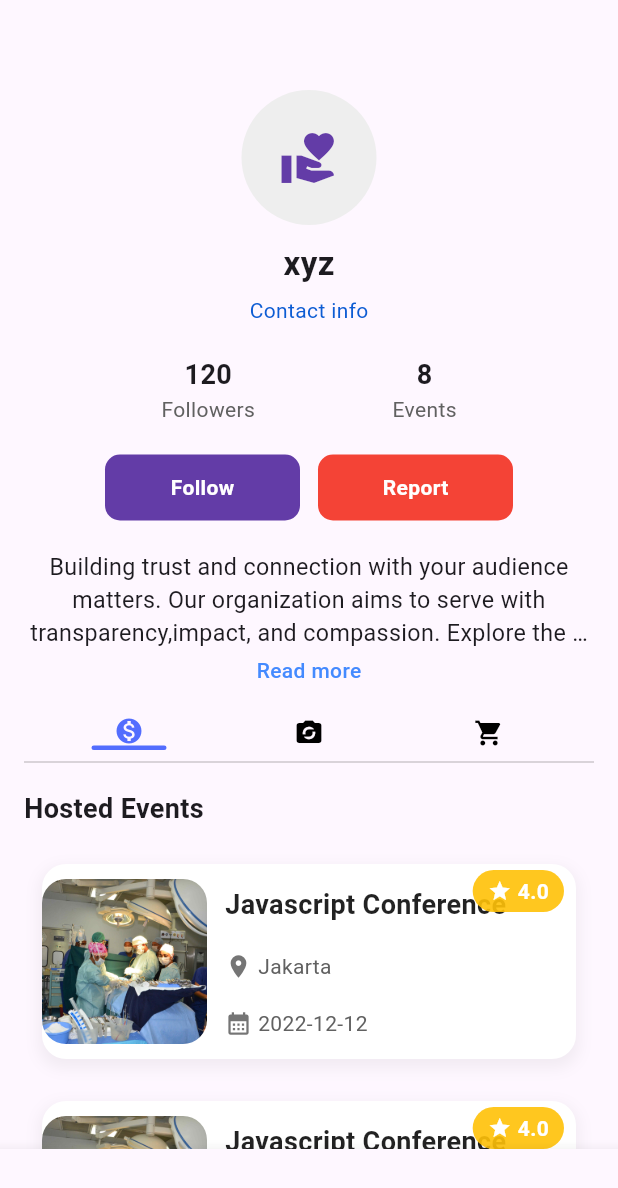
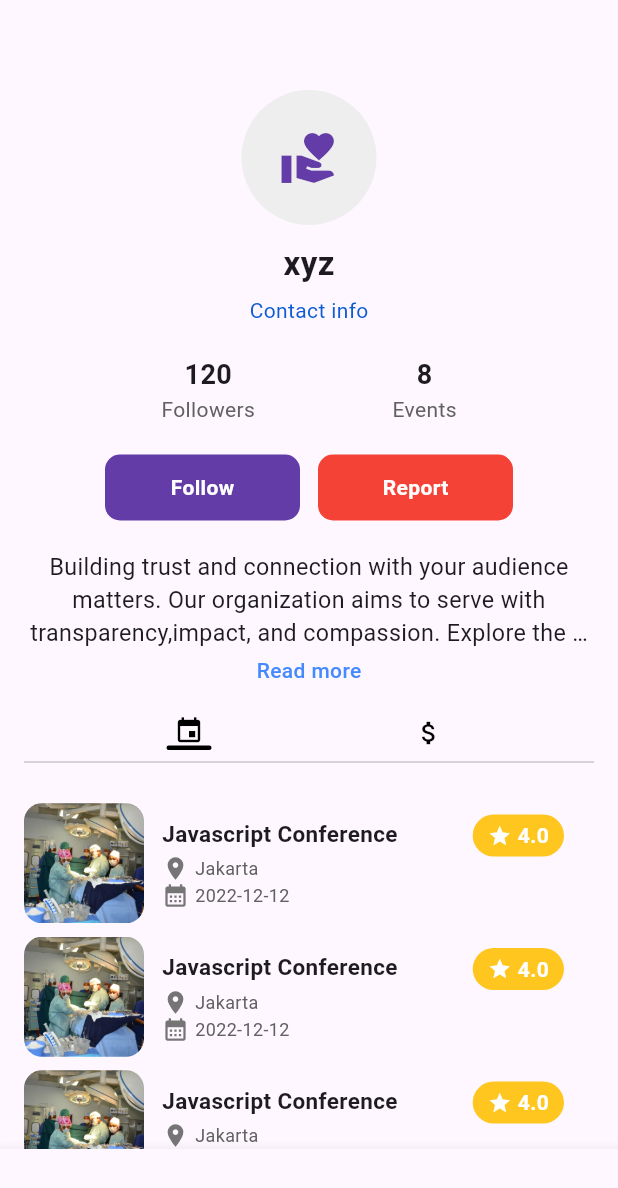
Before and after one commit to mahi23jj/CharityConnect-app-Frontend, a Flutter app: the screen it shows after launch, item 2 of the bottom bar chosen, on a phone screen of 412 x 824 dp. Shown: the top 1188 px of the screen. Run offline on Flutter 3.47's test engine with Material 3 defaults, Android fonts, the phone set to English and light mode, and no system bars; our stand-ins replace flutter_bloc, go_router; network calls fail.

```diff
--- a/lib/Campain/view/screen/CampainListPage.dart
+++ b/lib/Campain/view/screen/CampainListPage.dart
@@ -98,13 +98,13 @@ class CampaignListPage extends StatelessWidget {
                       onTap: () => Navigator.push(
                           context,
                           MaterialPageRoute(
-                              builder: (context) => Donationdetail())),
+                              builder: (context) => DonationDetail())),
                       child: Donationlist(
                         title: item['title'],
                         amount: item['amount'],
                         image: item['image'],
                         author: item['author'],
-                        date: item['date'],
+                        date: item['daysLeft'],
                         progress: item['progress'],
                       ),
                     );
--- /dev/null
+++ b/lib/Charity/Viewmodel/Bloc/charitybloc.dart
@@ -0,0 +1,11 @@
+import 'package:flutter_bloc/flutter_bloc.dart';
+import 'package:travel/Charity/Viewmodel/Event/charityevent.dart';
+import 'package:travel/Charity/Viewmodel/state/charitystate.dart';
+
+class CharityBloc extends Bloc<Charityevent, Charitystate> {
+  CharityBloc() : super(Charityinitial()) {
+    on<tap>((event, emit) async {
+      emit(Catagorytap(event.currentidx));
+    });
+  }
+}
--- /dev/null
+++ b/lib/Charity/Viewmodel/Event/charityevent.dart
@@ -0,0 +1,6 @@
+abstract class Charityevent {}
+
+class tap extends Charityevent {
+  int currentidx;
+  tap(this.currentidx);
+}
--- /dev/null
+++ b/lib/Charity/Viewmodel/state/charitystate.dart
@@ -0,0 +1,12 @@
+abstract class Charitystate {}
+
+class Charityinitial extends Charitystate {}
+
+class Catagorytap extends Charitystate {
+  final int index;
+  Catagorytap(this.index);
+}
+
+class Charityloading extends Charitystate {}
+
+class Charitysuccess extends Charitystate {}
--- a/lib/Charity/view/Screen/Charitydetail.dart
+++ b/lib/Charity/view/Screen/Charitydetail.dart
@@ -1,7 +1,9 @@
 //
 import 'package:flutter/material.dart';
 import 'package:travel/Charity/view/Widiget/Eventcard.dart';
+import 'package:travel/Charity/view/Widiget/charitytap.dart';
 import 'package:travel/Charity/view/Widiget/contact.dart';
+import 'package:travel/Charity/view/Widiget/donationcard.dart';
 import 'package:travel/Event/view/screen/event_detail.dart';
 import 'package:travel/base_Data/Widget/text.dart';
 import 'package:travel/base_Data/customize.dart';
@@ -20,6 +22,7 @@ class _CharitydetailState extends State<Charitydetail> {
   final email = 'Contact info';
   final donate = 120;
   final volunter = 8;
+  int currentidx = 0;
 
   // Row(
   void showSocialMediaDialog(BuildContext context) {
@@ -30,7 +33,6 @@ class _CharitydetailState extends State<Charitydetail> {
         return Dialog(
           shape:
               RoundedRectangleBorder(borderRadius: BorderRadius.circular(25)),
-
           child: Padding(
             padding: const EdgeInsets.all(16),
             child: Column(
@@ -49,15 +51,14 @@ class _CharitydetailState extends State<Charitydetail> {
                 const Text(
                   'Social Media',
                   style: TextStyle(
-                      fontSize: 20,
-                      fontWeight: FontWeight.bold,
-                      ),
+                    fontSize: 20,
+                    fontWeight: FontWeight.bold,
+                  ),
                 ),
                 const SizedBox(height: 20),
 
                 // Social List
                 ...[
-
                   buildSocialItem(icon: Icons.phone, title: "Phone Number"),
                   buildSocialItem(icon: Icons.facebook, title: "Facebook"),
                   buildSocialItem(icon: Icons.camera_alt, title: "Instagram"),
@@ -75,6 +76,51 @@ class _CharitydetailState extends State<Charitydetail> {
 
   @override
   Widget build(BuildContext context) {
+    Widget body;
+
+    if (currentidx == 0) {
+      body = Column(
+        crossAxisAlignment: CrossAxisAlignment.start,
+        children: [
+          const Align(
+            alignment: Alignment.centerLeft,
+            child: Text(
+              "Hosted Events",
+              style: TextStyle(fontWeight: FontWeight.bold, fontSize: 18),
+            ),
+          ),
+          const SizedBox(height: 10),
+          Column(
+            children: List.generate(
+              4,
+              (index) => Padding(
+                padding: const EdgeInsets.symmetric(vertical: 6.0),
+                child: GestureDetector(
+                  onTap: () => Navigator.push(
+                    context,
+                    MaterialPageRoute(builder: (context) => EventDetail()),
+                  ),
+                  child: Eventcard(
+                    image: 'asset/images/project.jpg',
+                    eventname: 'Javascript Conference',
+                    eventdate: '2022-12-12',
+                    eventlocation: 'Jakarta',
+                  ),
+                ),
+              ),
+            ),
+          ),
+        ],
+      );
+    } else if (currentidx == 1) {
+      body = Donationcard(
+        eventname: 'For building a house',
+        eventdate: '2022-12-12',
+        eventlocation: 'Addis Ababa',
+      );
+    } else {
+      body = const SizedBox(); // fallback or loading
+    }
     return Scaffold(
       // appBar: AppBar(
       //   backgroundColor: Colors.white,
@@ -152,42 +198,14 @@ class _CharitydetailState extends State<Charitydetail> {
 
             const SizedBox(height: 20),
 
+            // CircleAvatar(
+
+            //   child: Image.asset("assets/images/charity.png"),)
+
             // Tabs
-            ProfileTab(
-              currentidx: 0,
-              onchange: (idx) {},
-            ),
-
-            const Divider(color: Color.fromARGB(50, 0, 0, 0)),
-
-            const SizedBox(height: 10),
+            Charitytap(),
 
             // Event List
-            Align(
-              alignment: Alignment.centerLeft,
-              child: Text("Hosted Events",
-                  style: TextStyle(fontWeight: FontWeight.bold, fontSize: 18)),
-            ),
-            const SizedBox(height: 10),
-
-            Column(
-              children: List.generate(
-                4,
-                (index) => Padding(
-                  padding: const EdgeInsets.symmetric(vertical: 6.0),
-                  child: GestureDetector(
-                    onTap: () => Navigator.push(context,
-                        MaterialPageRoute(builder: (context) => EventDetail())),
-                    child: Eventcard(
-                      image: 'asset/images/project.jpg',
-                      eventname: 'Javascript Conference',
-                      eventdate: '2022-12-12',
-                      eventlocation: 'Jakarta',
-                    ),
-                  ),
-                ),
-              ),
-            )
           ],
         ),
       ),
--- a/lib/Charity/view/Widiget/Eventcard.dart
+++ b/lib/Charity/view/Widiget/Eventcard.dart
@@ -17,29 +17,30 @@ class Eventcard extends StatelessWidget {
   Widget build(BuildContext context) {
     return  Stack(
   children: [
-    Container(
-      height: 130,
-      margin: const EdgeInsets.symmetric(vertical: 8, horizontal: 12),
-      decoration: BoxDecoration(
-        color: Colors.white,
-        borderRadius: BorderRadius.circular(16),
-        boxShadow: [
-          BoxShadow(
-            color: Colors.black.withOpacity(0.05),
-            spreadRadius: 2,
-            blurRadius: 8,
-            offset: Offset(0, 4),
-          ),
-        ],
-      ),
-      child: Row(
+    // Container(
+    //   // height: 130,
+    //   margin: const EdgeInsets.symmetric(vertical: , horizontal: 12),
+    //   decoration: BoxDecoration(
+
+    //     borderRadius: BorderRadius.circular(16),
+    //     // boxShadow: [
+    //     //   BoxShadow(
+    //     //     color: Colors.black.withOpacity(0.05),
+    //     //     spreadRadius: 2,
+    //     //     blurRadius: 8,
+    //     //     offset: Offset(0, 4),
+    //     //   ),
+    //     // ],
+    //   ),
+      // child:
+       Row(
         children: [
-          ClipRRect(
-            borderRadius: BorderRadius.circular(16),
+           ClipRRect(
+            borderRadius: BorderRadius.circular(12),
             child: Image.asset(
               image,
-              height: 110,
-              width: 110,
+              height: 80,
+              width: 80,
               fit: BoxFit.cover,
             ),
           ),
@@ -51,21 +52,24 @@ class Eventcard extends StatelessWidget {
                 crossAxisAlignment: CrossAxisAlignment.start,
                 mainAxisAlignment: MainAxisAlignment.spaceBetween,
                 children: [
-                  Text(
-                    eventname,
-                    style: TextStyle(
-                      fontSize: 18,
-                      fontWeight: FontWeight.w600,
-                      color: Colors.black87,
-                    ),
-                  ),
+                  // Text(
+                  //   ,
+                  //   style: TextStyle(
+                  //     fontSize: 15,
+                  //     fontWeight: FontWeight.w600,
+                  //     color: Colors.black87,
+                  //   ),
+                  // ),
+                  Text(eventname,
+                  style: TextStyle(fontWeight: FontWeight.bold, fontSize: 15)),
+              const SizedBox(height: 4),
                   Row(
                     children: [
                       Icon(Icons.location_on, color: Colors.grey[600], size: 18),
                       const SizedBox(width: 4),
                       Text(
                         eventlocation,
-                        style: TextStyle(color: Colors.grey[700], fontSize: 14),
+                        style: TextStyle(color: Colors.grey[700], fontSize: 12),
                       ),
                     ],
                   ),
@@ -75,7 +79,7 @@ class Eventcard extends StatelessWidget {
                       const SizedBox(width: 4),
                       Text(
                         eventdate,
-                        style: TextStyle(color: Colors.grey[700], fontSize: 14),
+                        style: TextStyle(color: Colors.grey[700], fontSize: 12),
                       ),
                     ],
                   ),
@@ -85,7 +89,7 @@ class Eventcard extends StatelessWidget {
           )
         ],
       ),
-    ),
+
 
     // ⭐ Rating Badge
     Positioned(
--- /dev/null
+++ b/lib/Charity/view/Widiget/charitytap.dart
@@ -0,0 +1,167 @@
+import 'package:flutter/material.dart';
+import 'package:flutter_bloc/flutter_bloc.dart';
+import 'package:travel/Campain/view/screen/Donationdetail.dart';
+import 'package:travel/Campain/view/widget/Donationlist.dart';
+import 'package:travel/Charity/Viewmodel/Bloc/charitybloc.dart';
+import 'package:travel/Charity/Viewmodel/Event/charityevent.dart';
+import 'package:travel/Charity/Viewmodel/state/charitystate.dart';
+import 'package:travel/Charity/view/Widiget/Eventcard.dart';
+import 'package:travel/Charity/view/Widiget/donationcard.dart';
+import 'package:travel/Event/view/screen/event_detail.dart';
+import 'package:travel/base_Data/customize.dart';
+
+class Charitytap extends StatelessWidget {
+  Charitytap({super.key});
+
+  @override
+  Widget build(BuildContext context) {
+    return BlocBuilder<CharityBloc, Charitystate>(
+      builder: (context, state) {
+        Customize app = Customize();
+        int currentidx = 0;
+        if (state is Catagorytap) currentidx = state.index;
+
+        Widget body;
+
+        final List<Map<String, dynamic>> campaigns = [
+    {
+      'image': 'asset/images/project.jpg',
+      'title': 'Urgent! Help the construction mosque',
+      'author': 'Adaa Bisaaa',
+      'amount': '\$23,423',
+      'daysLeft': '31 days left',
+      'progress': 0.6,
+    },
+    {
+      'image': 'asset/images/project.jpg',
+      'title': 'Elderly strokes work roughly paid 20 thousand',
+      'author': 'Prikilow',
+      'amount': '\$40,200',
+      'daysLeft': '20 days left',
+      'progress': 0.4,
+    },
+    {
+      'image': 'asset/images/project.jpg',
+      'title': "Help people who can't continue their education",
+      'author': 'Bissaa kuy',
+      'amount': '\$5,500',
+      'daysLeft': '15 days left',
+      'progress': 0.9,
+    },
+  ];
+
+        if (currentidx == 0) {
+          body = Column(
+            crossAxisAlignment: CrossAxisAlignment.start,
+            children: [
+              // const Align(
+              //   alignment: Alignment.centerLeft,
+              //   child: Text(
+              //     "Hosted Events",
+              //     style: TextStyle(fontWeight: FontWeight.bold, fontSize: 18),
+              //   ),
+              // ),
+
+              Column(
+                children: List.generate(
+                  4,
+                  (index) => Padding(
+                    padding: const EdgeInsets.symmetric(vertical: 0.0),
+                    child: GestureDetector(
+                      onTap: () => Navigator.push(
+                        context,
+                        MaterialPageRoute(builder: (context) => EventDetail()),
+                      ),
+                      child: Eventcard(
+                        image: 'asset/images/project.jpg',
+                        eventname: 'Javascript Conference',
+                        eventdate: '2022-12-12',
+                        eventlocation: 'Jakarta',
+                      ),
+                    ),
+                  ),
+                ),
+              ),
+            ],
+          );
+        } else if (currentidx == 1) {
+          body =  Padding(
+              padding: const EdgeInsets.all(0.0),
+              child: Column(
+                children: List.generate(
+                  campaigns.length,
+                  (index) {
+                    final item = campaigns[index];
+                    return GestureDetector(
+                      onTap: () => Navigator.push(
+                          context,
+                          MaterialPageRoute(
+                              builder: (context) => DonationDetail())),
+                      child: Donationlist(
+                        title: item['title'],
+                        amount: item['amount'],
+                        image: item['image'],
+                        author: item['author'],
+                        date: item['daysLeft'],
+                        progress: item['progress'],
+                      ),
+                    );
+                  },
+                ),
+              ),
+            );
+        } else {
+          body = const SizedBox(); // fallback or loading
+        }
+
+        return Column(
+          children: [
+            Row(
+              mainAxisAlignment: MainAxisAlignment.spaceEvenly,
+              children: [
+                _actionButton(context, 'Event', 0, currentidx),
+                _actionButton(context, 'Donation', 1, currentidx)
+              ],
+            ),
+            const Divider(color: Color.fromARGB(50, 0, 0, 0)),
+            const SizedBox(height: 15),
+            body
+          ],
+        );
+      },
+    );
+  }
+
+  Widget _actionButton(
+      BuildContext context, String label, int idx, int currentidx) {
+    final isactive = currentidx == idx;
+    return GestureDetector(
+      onTap: () {
+        context.read<CharityBloc>().add(tap(idx));
+      },
+      // onchange(idx),
+      child: Container(
+        alignment: Alignment.center,
+        width: 100,
+        child: Column(
+          children: [
+            Icon(
+              label == 'Event' ? Icons.event : Icons.attach_money,
+              size: 20,
+              color: Colors.black,
+            ),
+            if (isactive)
+              Container(
+                height: 3,
+                width: 30,
+                decoration: BoxDecoration(
+                  color: Colors.black,
+                  borderRadius: BorderRadius.circular(4),
+                ),
+              ),
+          ],
+        ),
+      ),
+    );
+  }
+}
--- a/lib/Navigation/router/approuter.dart
+++ b/lib/Navigation/router/approuter.dart
@@ -13,7 +13,7 @@ final approuter = GoRouter(initialLocation: '/home', routes: [
 
    GoRoute(
             path: '/DonationDetails',
-            builder: (context, state) => Donationdetail(),
+            builder: (context, state) => DonationDetail(),
           ),
   StatefulShellRoute.indexedStack(
       builder: (context, state, navigationShell) =>
--- a/lib/main.dart
+++ b/lib/main.dart
@@ -1,5 +1,6 @@
 import 'package:flutter/material.dart';
 import 'package:flutter_bloc/flutter_bloc.dart';
+import 'package:travel/Charity/Viewmodel/Bloc/charitybloc.dart';
 import 'package:travel/Homepage/viewmode/Bloc/homebloc.dart';
 import 'package:travel/Homepage/viewmode/Event/homeevent.dart';
 import 'package:travel/Homepage/viewmode/repository/home_repository.dart';
@@ -23,9 +24,9 @@ class MyApp extends StatelessWidget {
       providers: [
         BlocProvider(
           create: (context) =>
-              CommentProvider(content_repository())
-                ..add(Loadcontent()),
+              CommentProvider(content_repository())..add(Loadcontent()),
         ),
+        BlocProvider(create: (context) => CharityBloc()),
       ],
       child: MaterialApp.router(
         routerConfig: approuter,
```
Also changed, not shown: lib/Campain/view/screen/Donationdetail.dart (+136 -131 lines), lib/Charity/view/Widiget/donationcard.dart (+24 -24 lines), lib/Charity/Viewmodel/tapprovider.dart (added).
